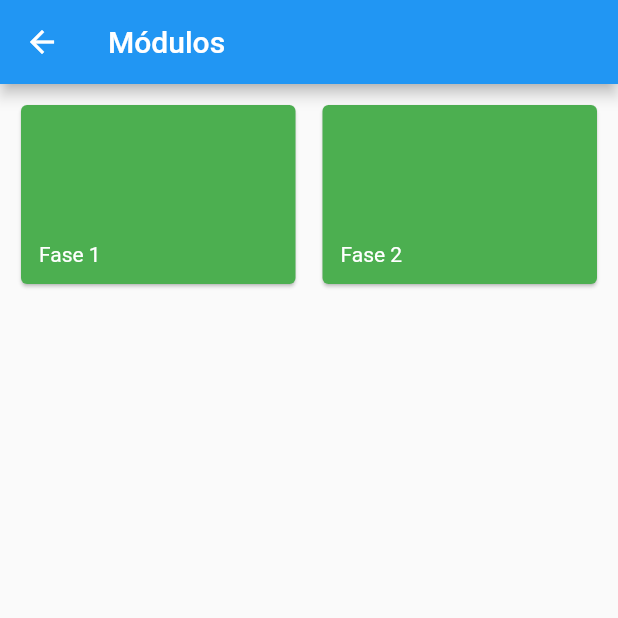
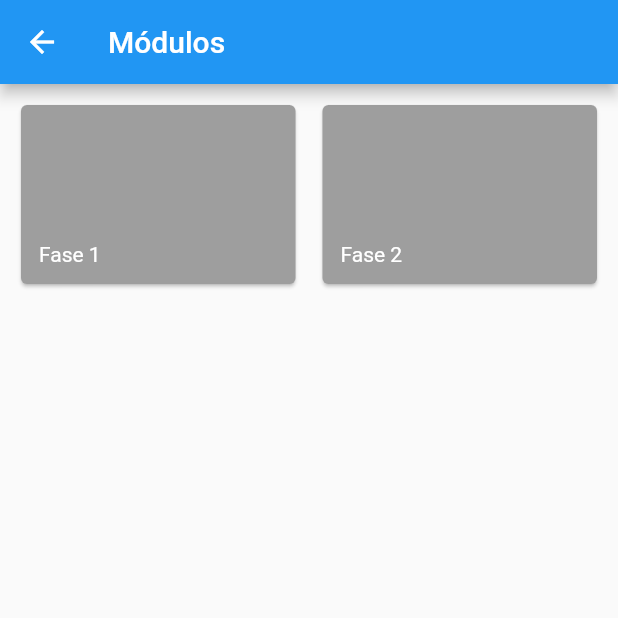
Before and after one commit to GiuliaMarcelaS/BrailleApp, a Flutter app: the ModulosScreen screen opened by its route, on a phone screen of 412 x 824 dp, the top half of it. Run offline on Flutter 3.47's test engine with Material 2 defaults, Android fonts, the phone set to English and light mode, and no system bars.

Commit message:
fases desabilitadas

```diff
--- a/lib/components/fase_grid.dart
+++ b/lib/components/fase_grid.dart
@@ -4,6 +4,8 @@ import 'package:provider/provider.dart';
 import '../models/fase_list.dart';
 import '../models/fases.dart';
 import 'fase_item.dart';
+
+bool _isButtonDisabled = true;
 
 class FaseGrid extends StatelessWidget {
 
--- a/lib/components/fase_item.dart
+++ b/lib/components/fase_item.dart
@@ -8,6 +8,7 @@ class FaseItem extends StatelessWidget {
 //   void _fases(BuildContext context){
 //     Navigator.of(context).pushNamed('/fases-screen', arguments: fase);
 // }
+ bool _isButtonDisabled = true;
 
   @override
   Widget build(BuildContext context) {
@@ -15,9 +16,9 @@ class FaseItem extends StatelessWidget {
     return GridTile(
       child: GestureDetector(
         child: Card(
-          color: Colors.green,
+        color:(_isButtonDisabled? Colors.grey : Colors.green),
         ),
-        onTap: () => Navigator.of(context).pushNamed('/fases-screen', arguments: fase),
+        onTap: (_isButtonDisabled? null : () => Navigator.of(context).pushNamed('/fases-screen', arguments: fase)),
       ),
       footer: GridTileBar(
         title: Text(
--- a/lib/data/fases_data.dart
+++ b/lib/data/fases_data.dart
@@ -2,6 +2,6 @@ import 'package:braille_app/models/fases.dart';
 import 'package:braille_app/fase1/fase1.dart';
 
 final fasesData = [
-  Fase(id: '1', title: 'Fase 1'),
-  Fase(id: '2', title: 'Fase 2')
+  Fase(id: '1', title: 'Fase 1', passer: 2),
+  Fase(id: '2', title: 'Fase 2', passer: 3),
   ];
--- a/lib/models/fases.dart
+++ b/lib/models/fases.dart
@@ -3,9 +3,11 @@ import 'package:flutter/material.dart';
 class Fase with ChangeNotifier{
   final String id;
   final String title;
+  final int passer;
 
   Fase({
     required this.id,
     required this.title,
+    required this.passer,
   });
 }
--- a/lib/screens/fase_screen.dart
+++ b/lib/screens/fase_screen.dart
@@ -15,6 +15,12 @@ class FaseScreen extends StatelessWidget {
       appBar: AppBar(
         title: Text(fase.title),
       ),
+      body: Container(
+                child: IconButton(
+                  onPressed: () {} //=> passer.passPhase1(auth.token ?? '',auth.userId ?? ''),
+                  ,icon: Icon(Icons.arrow_circle_right),
+                ),
+      )
     );
   }
 }
--- a/lib/screens/modulos_screen.dart
+++ b/lib/screens/modulos_screen.dart
@@ -25,7 +25,6 @@ class ModulosScreen extends StatelessWidget {
     Navigator.of(context).pushNamed('/Fase1-screen');
 }
 
-
   @override
   Widget build(BuildContext context) {
     return Scaffold(
```
